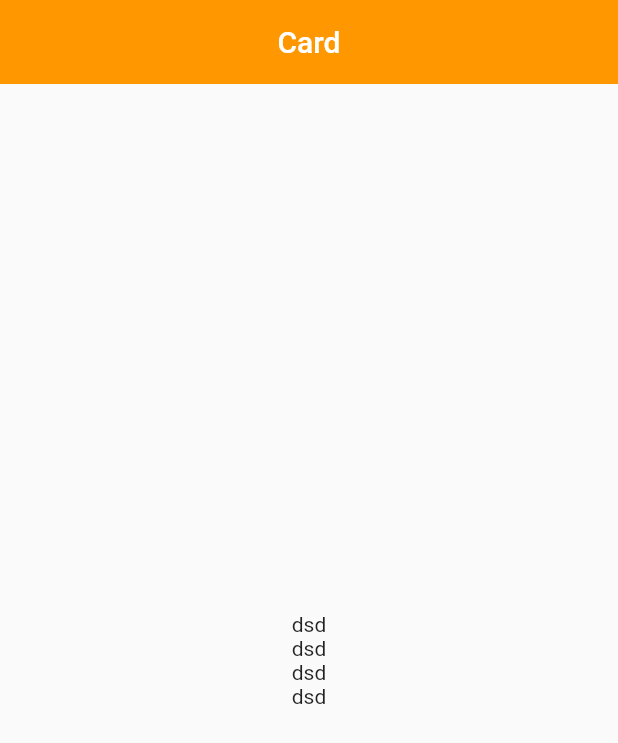
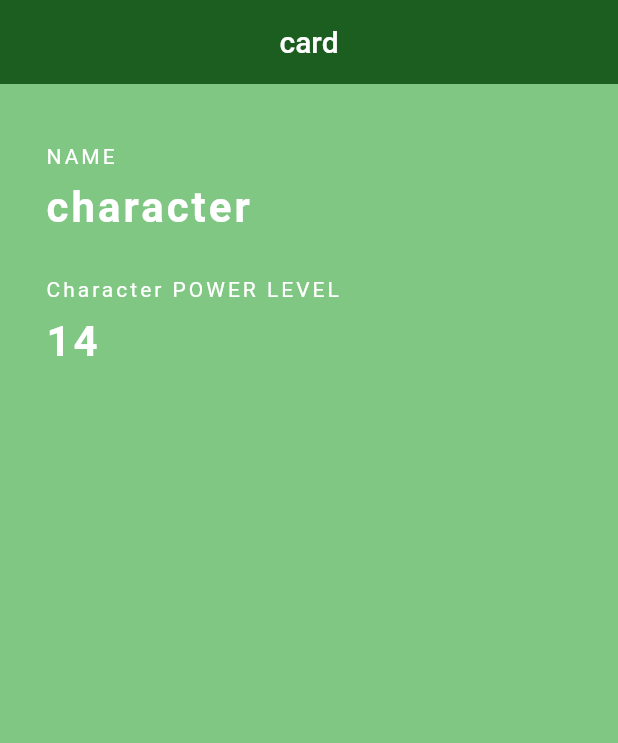
Before and after one commit to chochoq/flutter_first_app, a Flutter app: the screen it shows after launch, on a phone screen of 412 x 824 dp. Shown: the top 743 px of the screen. Run offline on Flutter 3.47's test engine with Material 2 defaults, Android fonts, the phone set to English and light mode, and no system bars.

Commit message:
(add) Text

```diff
--- a/lib/main.dart
+++ b/lib/main.dart
@@ -6,31 +6,67 @@ class MyApp extends StatelessWidget {
   @override
   Widget build(BuildContext context) {
     return MaterialApp(
-      title: 'character card',
-      theme: ThemeData(primarySwatch: Colors.blue),
-      home: MyHome(),
+      title: 'card',
+      home: Grade(),
     );
   }
 }
 
-class MyHome extends StatelessWidget {
+class Grade extends StatelessWidget {
   @override
   Widget build(BuildContext context) {
     return Scaffold(
+      backgroundColor: Colors.green[300],
       appBar: AppBar(
-        title: Text('Card'),
+        title: Text('card'),
+        backgroundColor: Colors.green[900],
         centerTitle: true,
-        backgroundColor: Colors.orange,
         elevation: 0.0,
       ),
-      body: Center(
+      body: Padding(
+        padding: const EdgeInsets.fromLTRB(30.0, 40.0, 0.0, 0.0),
         child: Column(
-          mainAxisAlignment: MainAxisAlignment.center,
-          children: <Widget>[
-            Text('dsd'),
-            Text('dsd'),
-            Text('dsd'),
-            Text('dsd'),
+          crossAxisAlignment: CrossAxisAlignment.start,
+          children: const [
+            Text(
+              'NAME',
+              style: TextStyle(
+                color: Colors.white,
+                letterSpacing: 2.0,
+              ),
+            ),
+            SizedBox(
+              height: 10.0,
+            ),
+            Text(
+              'character',
+              style: TextStyle(
+                  color: Colors.white,
+                  letterSpacing: 2.0,
+                  fontSize: 28.0,
+                  fontWeight: FontWeight.bold),
+            ),
+            SizedBox(
+              height: 30.0,
+            ),
+            Text(
+              'Character POWER LEVEL',
+              style: TextStyle(
+                color: Colors.white,
+                letterSpacing: 2.0,
+              ),
+            ),
+            SizedBox(
+              height: 10.0,
+            ),
+            Text(
+              '14',
+              style: TextStyle(
+                  color: Colors.white,
+                  letterSpacing: 2.0,
+                  fontSize: 28.0,
+                  fontWeight: FontWeight.bold),
+            ),
           ],
         ),
       ),
```
